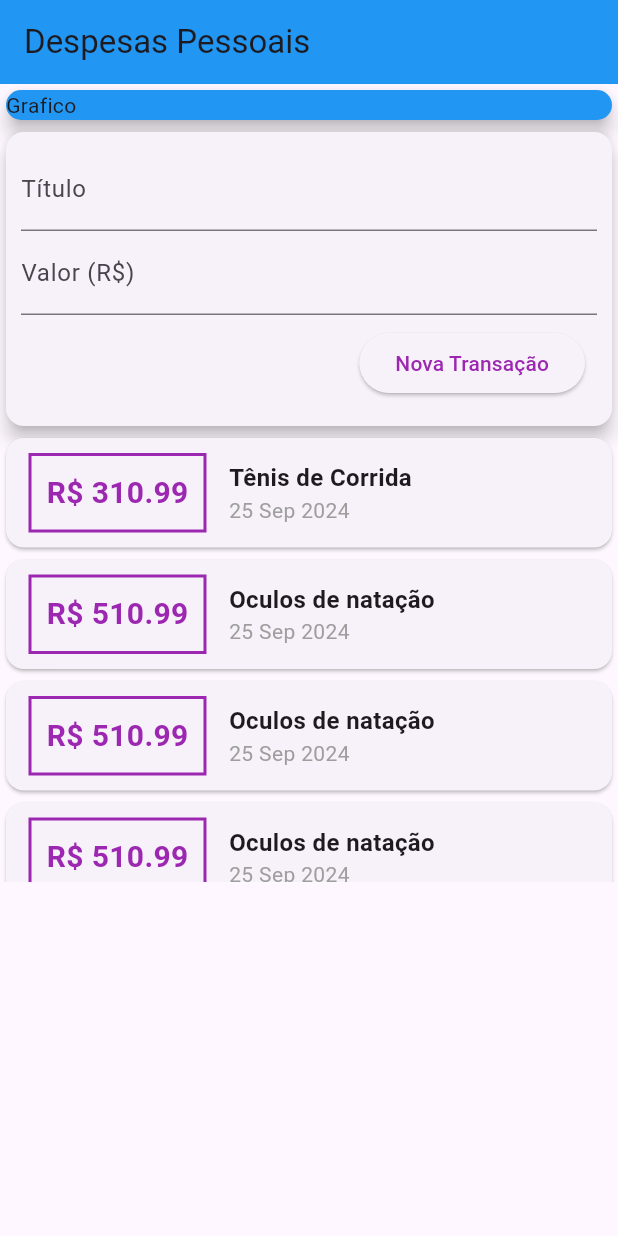
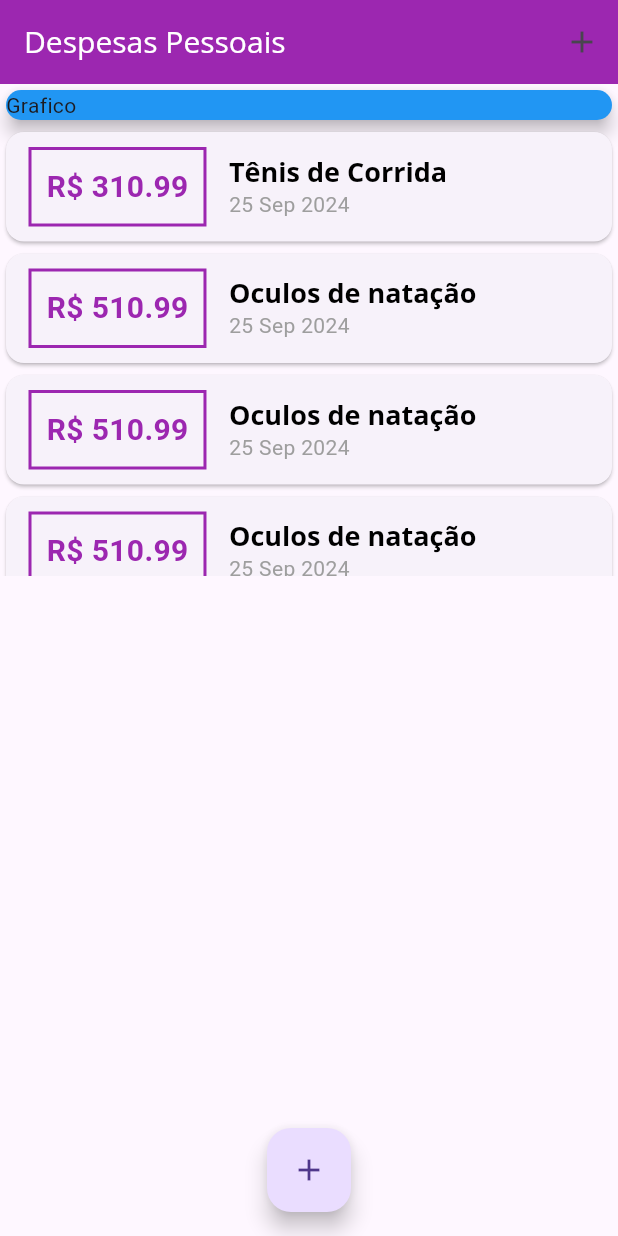
Before and after one commit to PyGodoy/DespesasPessoaisApp, a Flutter app: the screen it shows after launch, on a phone screen of 412 x 824 dp. Run offline on Flutter 3.47's test engine with Material 3 defaults, Android fonts, the phone set to English and light mode, and no system bars.

Commit message:
adicionando cores e fontes

```diff
--- a/lib/components/transaction_form.dart
+++ b/lib/components/transaction_form.dart
@@ -1,12 +1,29 @@
 import 'package:flutter/material.dart';
+import 'package:flutter/widgets.dart';
 
-class TransactionForm extends StatelessWidget {
-  final titleController = TextEditingController();
-  final valueController = TextEditingController();
-
+class TransactionForm extends StatefulWidget {
   final void Function(String, double) onSubmit;
 
   TransactionForm(this.onSubmit);
+
+  @override
+  State<TransactionForm> createState() => _TransactionFormState();
+}
+
+class _TransactionFormState extends State<TransactionForm> {
+  final titleController = TextEditingController();
+
+  final valueController = TextEditingController();
+
+  _submitForm() {
+    final title = titleController.text;
+    final value = double.tryParse(valueController.text) ?? 0.00;
+
+    if(title.isEmpty || value <= 0) {
+      return;
+    }
+    widget.onSubmit(title,value);
+  }
 
   @override
   Widget build(BuildContext context) {
@@ -18,6 +35,7 @@ class TransactionForm extends StatelessWidget {
           children: <Widget>[
             TextField(
               controller: titleController,
+              onSubmitted: (_) => _submitForm,
               decoration: InputDecoration(
                 labelText: "Título",
               ),
@@ -25,6 +43,7 @@ class TransactionForm extends StatelessWidget {
             TextField(
               controller: valueController,
               keyboardType: TextInputType.number,
+              onSubmitted: (_) => _submitForm,
               decoration: InputDecoration(
                 labelText: "Valor (R\$)",
               ),
@@ -41,12 +60,7 @@ class TransactionForm extends StatelessWidget {
                         color: Colors.purple,
                       ),
                     ),
-                    onPressed: () {
-                      final title = titleController.text;
-                      final value =
-                          double.tryParse(valueController.text) ?? 0.00;
-                      onSubmit(title, value);
-                    },
+                    onPressed: _submitForm
                   ),
                 ),
               ],
--- a/lib/components/transaction_list.dart
+++ b/lib/components/transaction_list.dart
@@ -12,9 +12,10 @@ class TransactionList extends StatelessWidget {
   Widget build(BuildContext context) {
     return Container(
       height: 300,
-      child: SingleChildScrollView(
-        child: Column(
-          children: transactions.map((tr) {
+      child: ListView.builder(
+        itemCount: transactions.length,
+        itemBuilder: (ctx, index ) {
+          final tr = transactions[index];
           return Card(
               child: Row(
             children: <Widget>[
@@ -25,7 +26,7 @@ class TransactionList extends StatelessWidget {
                 ),
                 decoration: BoxDecoration(
                     border: Border.all(
-                    color: Colors.purple,
+                  color: Theme.of(context).colorScheme.primary,
                   width: 2,
                 )),
                 padding: EdgeInsets.all(10),
@@ -34,7 +35,7 @@ class TransactionList extends StatelessWidget {
                   style: TextStyle(
                     fontWeight: FontWeight.bold,
                     fontSize: 20,
-                      color: Colors.purple,
+                    color: Theme.of(context).colorScheme.primary,
                   ),
                 ),
               ),
@@ -43,10 +44,7 @@ class TransactionList extends StatelessWidget {
                 children: <Widget>[
                   Text(
                     tr.title,
-                      style: TextStyle(
-                        fontWeight: FontWeight.bold,
-                        fontSize: 16,
-                      ),
+                    style: Theme.of(context).textTheme.titleLarge,
                   ),
                   Text(
                     DateFormat('d MMM y').format(tr.date),
@@ -58,8 +56,7 @@ class TransactionList extends StatelessWidget {
               )
             ],
           ));
-          }).toList(),
-        ),
+        },
       ),
     );
   }
--- a/lib/main.dart
+++ b/lib/main.dart
@@ -1,24 +1,119 @@
-import 'package:despesaspessoaisgv/components/transaction_user.dart';
+import 'package:despesaspessoaisgv/components/transaction_form.dart';
 import 'package:flutter/material.dart';
+import "../models/transaction.dart";
+import "./components/transaction_form.dart";
+import "./components/transaction_list.dart";
+import "dart:math";
 
 main() => runApp(DespesasApp());
 
 class DespesasApp extends StatelessWidget {
   @override
   Widget build(BuildContext context) {
+    final ThemeData tema = ThemeData();
+
     return MaterialApp(
       home: MyHomePage(),
+      theme: tema.copyWith(
+        colorScheme: tema.colorScheme.copyWith(
+          primary: Colors.purple,
+          secondary: Colors.amber,
+        ),
+        textTheme: tema.textTheme.copyWith(
+          titleLarge: const TextStyle(
+            fontFamily: 'OpenSans',
+            fontSize: 18,
+            fontWeight: FontWeight.bold,
+            color: Colors.black,
+          ),
+        ),
+        appBarTheme: const AppBarTheme(
+          titleTextStyle: TextStyle(
+            fontFamily: 'OpenSans',
+            fontSize: 20,
+            fontWeight: FontWeight.bold,
+          ),
+        ),
+      ),
     );
   }
 }
 
-class MyHomePage extends StatelessWidget {
+class MyHomePage extends StatefulWidget {
+
+  @override
+  State<MyHomePage> createState() => _MyHomePageState();
+}
+
+class _MyHomePageState extends State<MyHomePage> {
+
+  final _transaction = [
+    Transaction(
+        id: 't1',
+        title: "Tênis de Corrida",
+        value: 310.99,
+        date: DateTime.now()),
+    Transaction(
+        id: 't2',
+        title: "Oculos de natação",
+        value: 510.99,
+        date: DateTime.now()),
+    Transaction(
+        id: 't2',
+        title: "Oculos de natação",
+        value: 510.99,
+        date: DateTime.now()),
+    Transaction(
+        id: 't2',
+        title: "Oculos de natação",
+        value: 510.99,
+        date: DateTime.now()),
+    Transaction(
+        id: 't2',
+        title: "Oculos de natação",
+        value: 510.99,
+        date: DateTime.now()),
+  ];
+
+  _addTransaction(String title, double value) {
+    final newTransaction = Transaction(
+      id: Random().nextDouble().toString(),
+      title: title,
+      value: value,
+      date: DateTime.now(),
+    );
+
+    setState(() {
+      _transaction.add(newTransaction);
+    });
+
+    Navigator.of(context).pop();
+
+  }
+
+  _openTransactionFormModal(BuildContext context) {
+    showModalBottomSheet(context: context, builder: (_){
+      return TransactionForm(_addTransaction);
+      }
+    );
+  }
+
   @override
   Widget build(BuildContext context) {
     return Scaffold(
         appBar: AppBar(
-          backgroundColor: Colors.blue,
+          backgroundColor: Theme.of(context).colorScheme.primary,
           title: Text("Despesas Pessoais"),
+          titleTextStyle: TextStyle(
+            fontFamily: "OpenSans",
+            fontSize: 20,
+          ),
+          actions: <Widget>[
+            IconButton(
+              icon: Icon(Icons.add),
+              onPressed:() => _openTransactionFormModal(context),
+            )
+          ],
         ),
         body: SingleChildScrollView(
           child: Column(
@@ -31,9 +126,15 @@ class MyHomePage extends StatelessWidget {
                   elevation: 5,
                 ),
               ),
-              TransactionUser(),
-            ],
+              TransactionList(_transaction),
+              ],
           ),
-        ));
+        ),
+        floatingActionButton: FloatingActionButton(
+          child: Icon(Icons.add),
+          onPressed:() => _openTransactionFormModal(context),
+        ),
+        floatingActionButtonLocation: FloatingActionButtonLocation.centerFloat,
+        );
   }
 }
```
Also changed, not shown: pubspec.yaml (+12 -7 lines), assets/fonts/OpenSans-Bold.ttf (added), assets/fonts/OpenSans-Regular.ttf (added), assets/fonts/Quicksand-Bold.ttf (added), assets/fonts/Quicksand-Light.ttf (added), assets/fonts/Quicksand-Medium.ttf (added), assets/fonts/Quicksand-Regular.ttf (added). Lines whose indentation alone changed are shown as unchanged.
